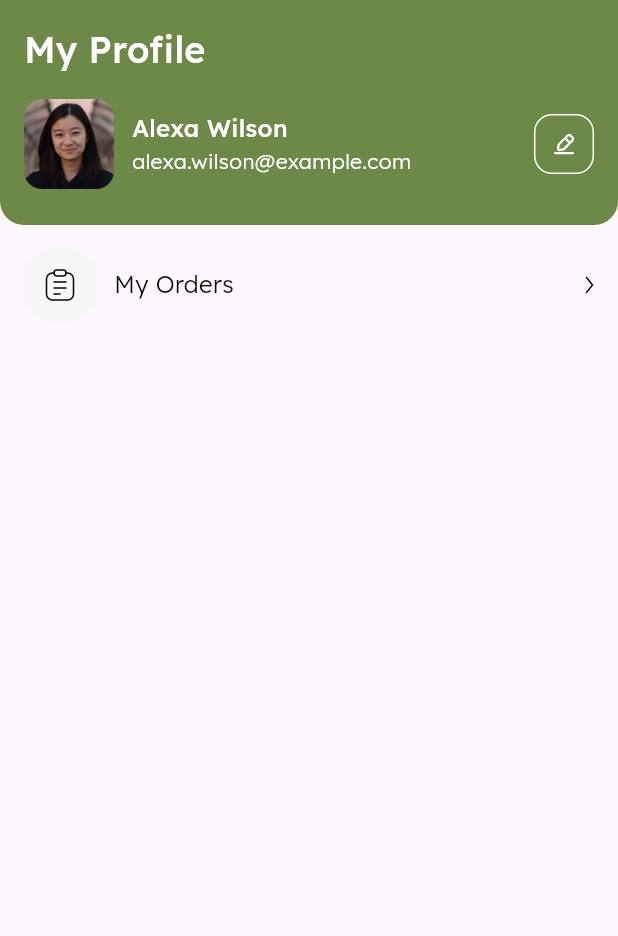
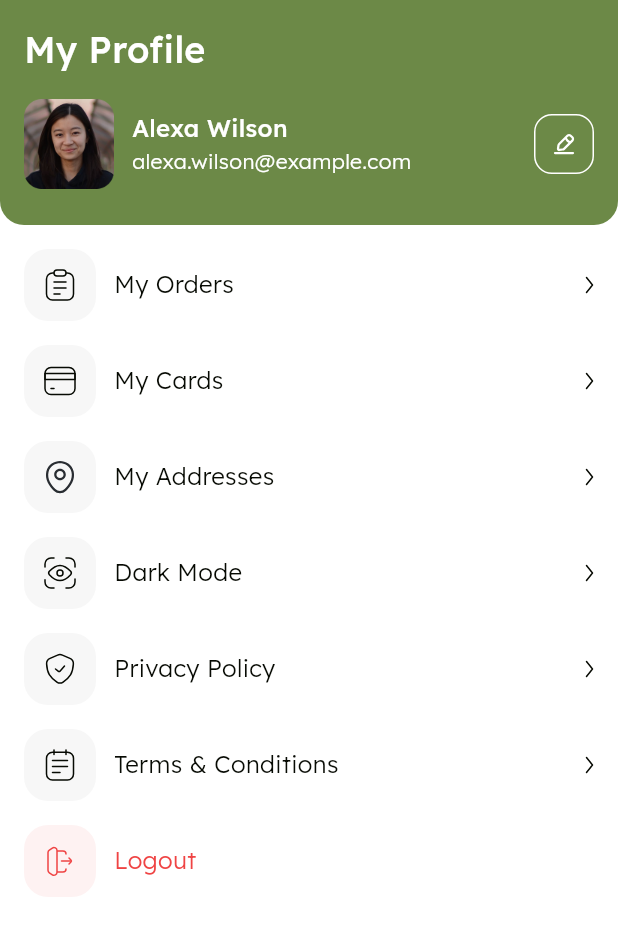
Before and after one commit to Tala-foqha/bag_store, a Flutter app: the ProfileView screen opened by its route, on a phone screen of 412 x 824 dp. Shown: the top 936 px of the screen. Run offline on Flutter 3.47's test engine with Material 3 defaults, Android fonts, the phone set to English and light mode, and no system bars; our stand-ins replace bloc, cloud_firestore, dartz, dotted_line, firebase_auth, firebase_core and 8 more; accounts and stored records are empty; project files that could hold a hidden picture were left out.

Commit message:
profile view ui done

```diff
--- a/lib/furniture/home/presentation/viewss/profile_view.dart
+++ b/lib/furniture/home/presentation/viewss/profile_view.dart
@@ -10,6 +10,7 @@ static const routeName='profile-view';
   @override
   Widget build(BuildContext context) {
     return Scaffold(
+      backgroundColor: Colors.white,
       // appBar: AppBar(
       //   backgroundColor: AppColors.primaryColor,
       // ),
--- a/lib/furniture/home/presentation/viewss/profile_view_widgets/list_item_profile.dart
+++ b/lib/furniture/home/presentation/viewss/profile_view_widgets/list_item_profile.dart
@@ -7,8 +7,14 @@ import 'package:flutter_svg/svg.dart';
 
 class ListItemProfile extends StatelessWidget {
   const ListItemProfile({
-    super.key,
+    super.key,  this.child, required this.text, required this.image, this.color,  this.colorText,
   });
+  final Widget? child;
+  final String text;
+  final String image;
+  final Color ?color;
+    final Color ?colorText;
+
 
   @override
   Widget build(BuildContext context) {
@@ -19,18 +25,18 @@ class ListItemProfile extends StatelessWidget {
           width: 48,
           decoration: BoxDecoration(
             borderRadius: BorderRadius.circular(16),
-            color: Color(0xffF7F7F7),
+            color:color?? Color(0xffF7F7F7),
           ),
-          child: SvgPicture.asset('assets/images/notepad.svg',fit: BoxFit.scaleDown,),
+          child: SvgPicture.asset(image,fit: BoxFit.scaleDown,),
         ),
         SizedBox(width: 12,),
-        Text('My Orders',
+        Text(text,
         style: AppStyles.Light16.copyWith(
-          color: Color(0xff070A03)
+          color:colorText?? Color(0xff070A03)
         ),
         ),
         Spacer(),
-        SvgPicture.asset('assets/images/Vector 175.svg')
+        child??SizedBox(),
       ],
     );
   }
--- a/lib/furniture/home/presentation/viewss/profile_view_widgets/profile_view_body.dart
+++ b/lib/furniture/home/presentation/viewss/profile_view_widgets/profile_view_body.dart
@@ -18,8 +18,63 @@ class ProfileViewBody extends StatelessWidget {
         SizedBox(height: 16,),
         Padding(
           padding: const EdgeInsets.symmetric(horizontal: 16),
-          child: ListItemProfile(),
-        )
+          child: ListItemProfile(child: SvgPicture.asset('assets/images/Vector 175.svg'),
+           text: 'My Orders',
+            image: 'assets/images/notepad.svg',),
+        ),
+        SizedBox(height: 16,),
+          Padding(
+          padding: const EdgeInsets.symmetric(horizontal: 16),
+          child: ListItemProfile(child:
+           SvgPicture.asset('assets/images/Vector 175.svg'),
+
+           text: 'My Cards',
+            image: 'assets/images/card.svg',),
+        ),
+        SizedBox(height: 16,),
+         Padding(
+          padding: const EdgeInsets.symmetric(horizontal: 16),
+          child: ListItemProfile(child: SvgPicture.asset('assets/images/Vector 175.svg'),
+           text: 'My Addresses',
+            image: 'assets/images/location.svg',),
+
+        ),
+
+        SizedBox(height: 16,),
+         Padding(
+          padding: const EdgeInsets.symmetric(horizontal: 16),
+          child: ListItemProfile(child: SvgPicture.asset('assets/images/Vector 175.svg'),
+           text: 'Dark Mode',
+            image: 'assets/images/eye scanner.svg',),
+
+
+        ),
+
+        SizedBox(height: 16,),
+         Padding(
+          padding: const EdgeInsets.symmetric(horizontal: 16),
+          child: ListItemProfile(child: SvgPicture.asset('assets/images/Vector 175.svg'),
+           text: 'Privacy Policy',
+            image: 'assets/images/shield-check.svg',),
+        ),
+
+         SizedBox(height: 16,),
+         Padding(
+          padding: const EdgeInsets.symmetric(horizontal: 16),
+          child: ListItemProfile(child: SvgPicture.asset('assets/images/Vector 175.svg'),
+           text: 'Terms & Conditions',
+            image: 'assets/images/notes.svg',),
+        ),
+
+         SizedBox(height: 16,),
+         Padding(
+          padding: const EdgeInsets.symmetric(horizontal: 16),
+          child: ListItemProfile(
+            colorText: Color(0xffEF4444),
+           text: 'Logout',
+           color: Color(0xffFEF2F2),
+            image: 'assets/images/logout 01.svg',),
+        ),
       ],
     );
   }
```
Also changed, not shown: assets/images/eye scanner.svg (added), assets/images/logout 01.svg (added), assets/images/notes.svg (added), assets/images/shield-check.svg (added).
